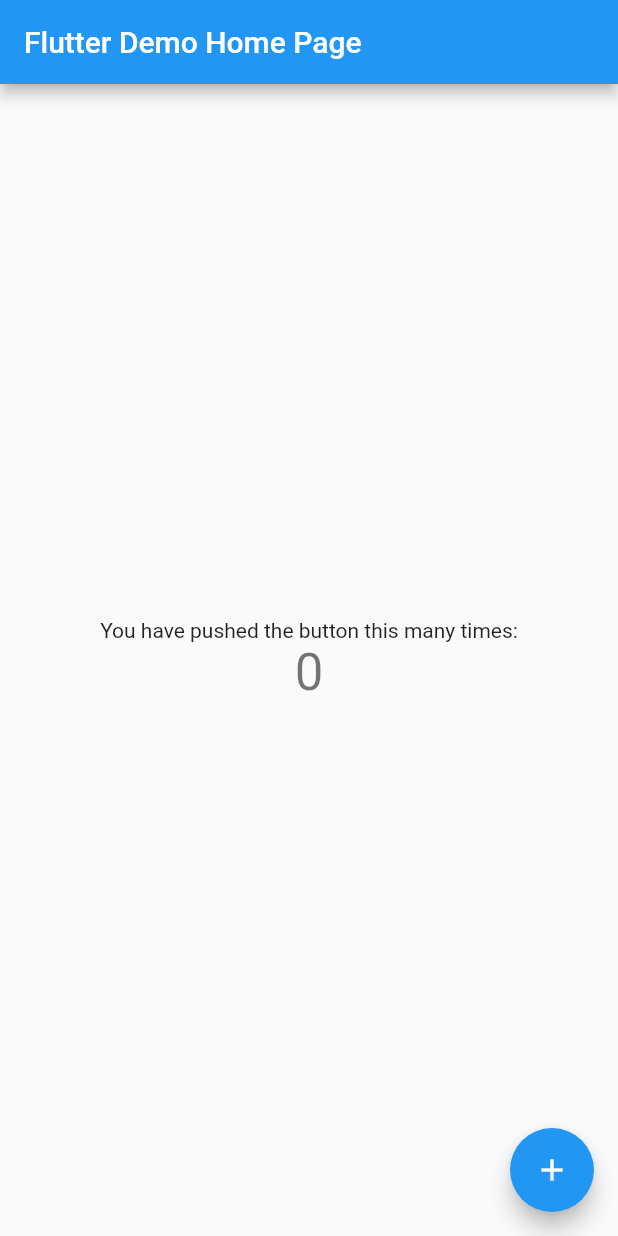
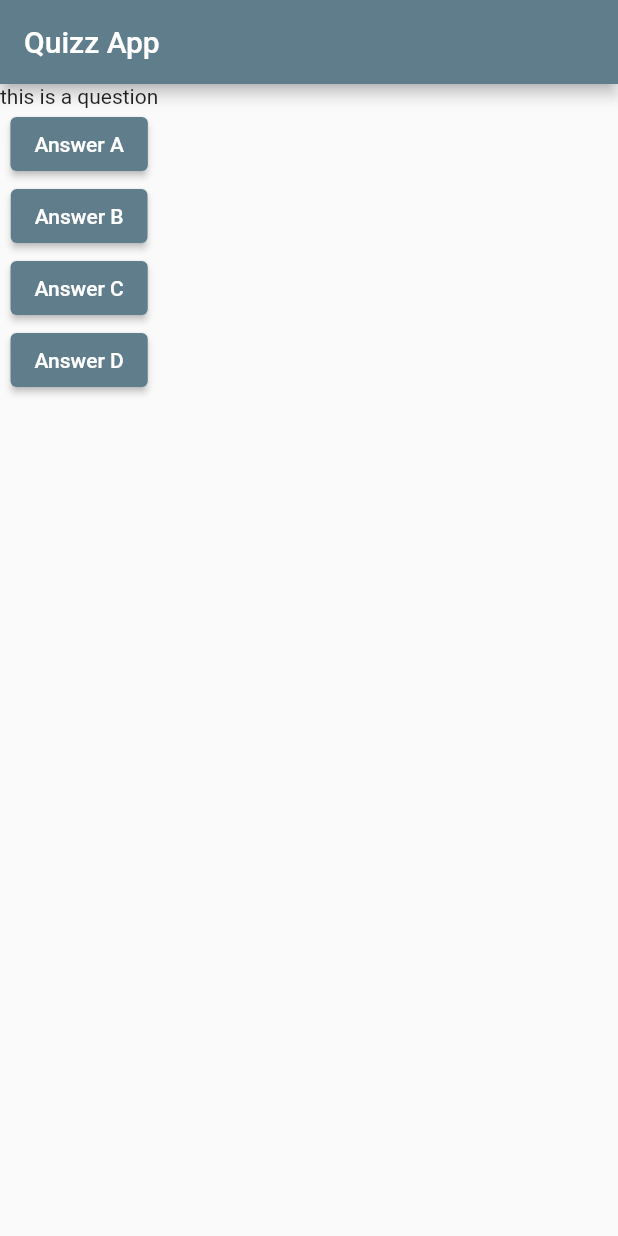
Before and after one commit to PetarCRO/Flutter-Course-01-Quizz-App, a Flutter app: the screen it shows after launch, on a phone screen of 412 x 824 dp. Run offline on Flutter 3.47's test engine with Material 2 defaults, Android fonts, the phone set to English and light mode, and no system bars.

Commit message:
added appbar and basic layout

```diff
--- a/lib/main.dart
+++ b/lib/main.dart
@@ -1,115 +1,51 @@
 import 'package:flutter/material.dart';
 
-void main() {
-  runApp(const MyApp());
-}
+void main() => runApp(QuizzApp());
 
-class MyApp extends StatelessWidget {
-  const MyApp({Key? key}) : super(key: key);
-
-  // This widget is the root of your application.
+class QuizzApp extends StatelessWidget {
   @override
   Widget build(BuildContext context) {
+    var questions = ['Question 1', 'Question 2', 'Question 3'];
+
     return MaterialApp(
-      title: 'Flutter Demo',
-      theme: ThemeData(
-        // This is the theme of your application.
-        //
-        // Try running your application with "flutter run". You'll see the
-        // application has a blue toolbar. Then, without quitting the app, try
-        // changing the primarySwatch below to Colors.green and then invoke
-        // "hot reload" (press "r" in the console where you ran "flutter run",
-        // or simply save your changes to "hot reload" in a Flutter IDE).
-        // Notice that the counter didn't reset back to zero; the application
-        // is not restarted.
-        primarySwatch: Colors.blue,
+      debugShowCheckedModeBanner: false,
+      home: Scaffold(
+        appBar: AppBar(
+          title: const Text('Quizz App'),
+          backgroundColor: Colors.blueGrey,
+        ),
+        body: Column(children: [
+          Text('this is a question'),
+          ElevatedButton(
+            onPressed: () {},
+            child: Text('Answer A'),
+            style: ElevatedButton.styleFrom(
+              backgroundColor: Colors.blueGrey,
+            ),
+          ),
+          ElevatedButton(
+            onPressed: () {},
+            child: Text('Answer B'),
+            style: ElevatedButton.styleFrom(
+              backgroundColor: Colors.blueGrey,
+            ),
+          ),
+          ElevatedButton(
+            onPressed: () {},
+            child: Text('Answer C'),
+            style: ElevatedButton.styleFrom(
+              backgroundColor: Colors.blueGrey,
+            ),
+          ),
+          ElevatedButton(
+            onPressed: () {},
+            child: Text('Answer D'),
+            style: ElevatedButton.styleFrom(
+              backgroundColor: Colors.blueGrey,
+            ),
+          ),
+        ]),
       ),
-      home: const MyHomePage(title: 'Flutter Demo Home Page'),
     );
   }
 }
-
-class MyHomePage extends StatefulWidget {
-  const MyHomePage({Key? key, required this.title}) : super(key: key);
-
-  // This widget is the home page of your application. It is stateful, meaning
-  // that it has a State object (defined below) that contains fields that affect
-  // how it looks.
-
-  // This class is the configuration for the state. It holds the values (in this
-  // case the title) provided by the parent (in this case the App widget) and
-  // used by the build method of the State. Fields in a Widget subclass are
-  // always marked "final".
-
-  final String title;
-
-  @override
-  State<MyHomePage> createState() => _MyHomePageState();
-}
-
-class _MyHomePageState extends State<MyHomePage> {
-  int _counter = 0;
-
-  void _incrementCounter() {
-    setState(() {
-      // This call to setState tells the Flutter framework that something has
-      // changed in this State, which causes it to rerun the build method below
-      // so that the display can reflect the updated values. If we changed
-      // _counter without calling setState(), then the build method would not be
-      // called again, and so nothing would appear to happen.
-      _counter++;
-    });
-  }
-
-  @override
-  Widget build(BuildContext context) {
-    // This method is rerun every time setState is called, for instance as done
-    // by the _incrementCounter method above.
-    //
-    // The Flutter framework has been optimized to make rerunning build methods
-    // fast, so that you can just rebuild anything that needs updating rather
-    // than having to individually change instances of widgets.
-    return Scaffold(
-      appBar: AppBar(
-        // Here we take the value from the MyHomePage object that was created by
-        // the App.build method, and use it to set our appbar title.
-        title: Text(widget.title),
-      ),
-      body: Center(
-        // Center is a layout widget. It takes a single child and positions it
-        // in the middle of the parent.
-        child: Column(
-          // Column is also a layout widget. It takes a list of children and
-          // arranges them vertically. By default, it sizes itself to fit its
-          // children horizontally, and tries to be as tall as its parent.
-          //
-          // Invoke "debug painting" (press "p" in the console, choose the
-          // "Toggle Debug Paint" action from the Flutter Inspector in Android
-          // Studio, or the "Toggle Debug Paint" command in Visual Studio Code)
-          // to see the wireframe for each widget.
-          //
-          // Column has various properties to control how it sizes itself and
-          // how it positions its children. Here we use mainAxisAlignment to
-          // center the children vertically; the main axis here is the vertical
-          // axis because Columns are vertical (the cross axis would be
-          // horizontal).
-          mainAxisAlignment: MainAxisAlignment.center,
-          children: <Widget>[
-            const Text(
-              'You have pushed the button this many times:',
-            ),
-            Text(
-              '$_counter',
-              style: Theme.of(context).textTheme.headline4,
-            ),
-          ],
-        ),
-      ),
-      floatingActionButton: FloatingActionButton(
-        onPressed: _incrementCounter,
-        tooltip: 'Increment',
-        child: const Icon(Icons.add),
-      ), // This trailing comma makes auto-formatting nicer for build methods.
-    );
-  }
-}
```
Also changed, not shown: pubspec.lock, 3 other files.
